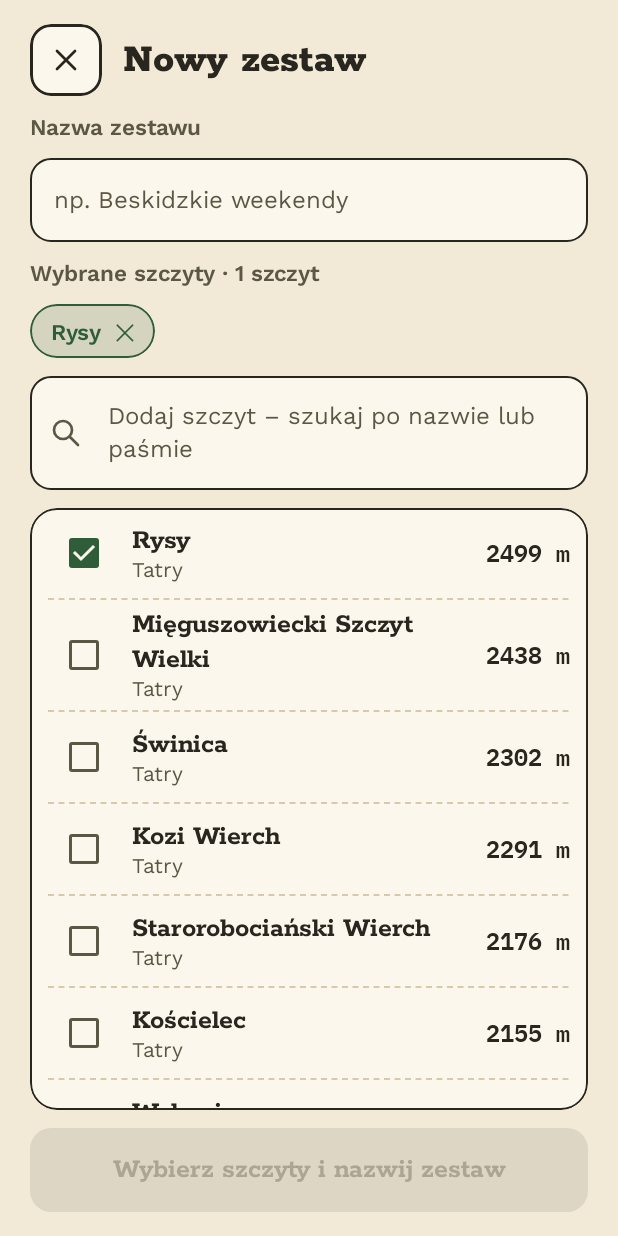
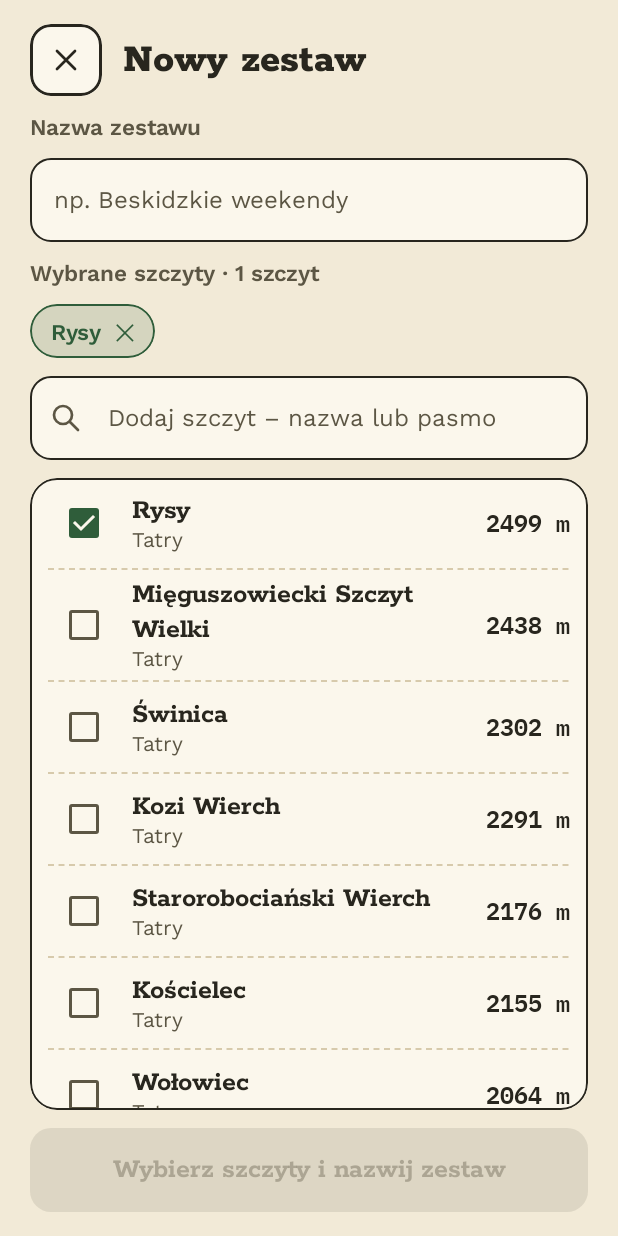
Before and after one commit to NBochenek21/Szczytomania, an Android app built with Jetpack Compose: the composable NewSetScreen shown on its own in the app's theme, after a tap on "Rysy", on a phone screen of 412 x 824 dp. Run offline under Robolectric (Android 15) with nearby library versions, the phone set to English and light mode, and no system bars; our stand-ins replace Firebase (no records; nobody signed in at launch, a user with empty details on screens opened directly); 2 statements that could not run were skipped.

Commit message:
Nowy zestaw: krótsza podpowiedź wyszukiwarki w jednej linijce

```diff
--- a/app/src/main/java/pl/szczytomania/ui/screens/sets/NewSetScreen.kt
+++ b/app/src/main/java/pl/szczytomania/ui/screens/sets/NewSetScreen.kt
@@ -38,6 +38,7 @@ import androidx.compose.ui.draw.clip
 import androidx.compose.ui.res.painterResource
 import androidx.compose.ui.res.pluralStringResource
 import androidx.compose.ui.res.stringResource
+import androidx.compose.ui.text.style.TextOverflow
 import androidx.compose.ui.unit.dp
 import androidx.lifecycle.compose.collectAsStateWithLifecycle
 import androidx.lifecycle.viewmodel.compose.viewModel
@@ -120,7 +121,7 @@ fun NewSetScreen(
         OutlinedTextField(
             value = query,
             onValueChange = { query = it },
-            placeholder = { Text(stringResource(R.string.new_set_search)) },
+            placeholder = { Text(stringResource(R.string.new_set_search), maxLines = 1, overflow = TextOverflow.Ellipsis) },
             leadingIcon = { Icon(painterResource(R.drawable.ic_search), contentDescription = null) },
             singleLine = true,
             shape = RoundedCornerShape(14.dp),
--- a/app/src/main/res/values/strings.xml
+++ b/app/src/main/res/values/strings.xml
@@ -180,7 +180,7 @@
     <string name="new_set_title">Nowy zestaw</string>
     <string name="new_set_name">Nazwa zestawu</string>
     <string name="new_set_name_placeholder">np. Beskidzkie weekendy</string>
-    <string name="new_set_search">Dodaj szczyt – szukaj po nazwie lub paśmie</string>
+    <string name="new_set_search">Dodaj szczyt – nazwa lub pasmo</string>
     <plurals name="new_set_selected">
         <item quantity="one">Wybrane szczyty · %d szczyt</item>
         <item quantity="few">Wybrane szczyty · %d szczyty</item>
```
